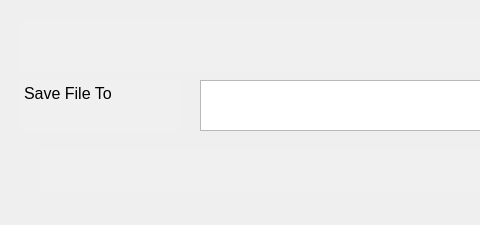
Old version of the form GUI/mergeimagedialog.ui in the repository minseobi93/ImageModi; both pictures show x 0 to 480 and y 0 to 225 of the 1086 by 225 pixel window.
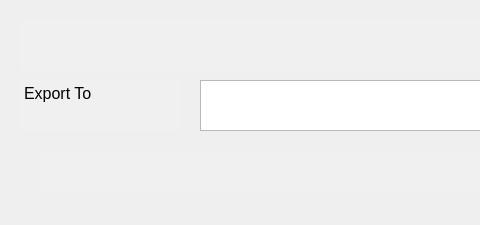
New version of the form.

Commit message: add warning widget

The edit to the form file:
```diff
--- a/GUI/mergeimagedialog.ui
+++ b/GUI/mergeimagedialog.ui
@@ -172,7 +172,7 @@
     <bool>true</bool>
    </property>
    <property name="plainText">
-    <string>Save File To </string>
+    <string>Export To </string>
    </property>
   </widget>
   <widget class="QPushButton" name="pushButton_2">
```
The commit also changes 4 other files.
